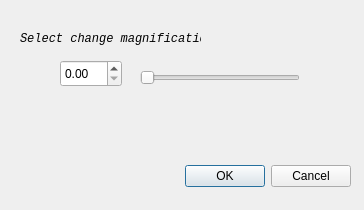
Above: main/dialog.ui from oi-chen/digital_image_processing before the change. Below: the same form after it.
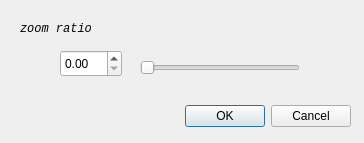
That is the form after the change.

Patch:
```diff
--- a/main/dialog.ui
+++ b/main/dialog.ui
@@ -7,7 +7,7 @@
     <x>0</x>
     <y>0</y>
     <width>364</width>
-    <height>210</height>
+    <height>143</height>
    </rect>
   </property>
   <property name="windowTitle">
@@ -17,7 +17,7 @@
    <property name="geometry">
     <rect>
      <x>10</x>
-     <y>160</y>
+     <y>100</y>
      <width>341</width>
      <height>32</height>
     </rect>
@@ -33,7 +33,7 @@
    <property name="geometry">
     <rect>
      <x>60</x>
-     <y>60</y>
+     <y>50</y>
      <width>62</width>
      <height>27</height>
     </rect>
@@ -43,7 +43,7 @@
    <property name="geometry">
     <rect>
      <x>140</x>
-     <y>70</y>
+     <y>60</y>
      <width>160</width>
      <height>16</height>
     </rect>
@@ -56,8 +56,8 @@
    <property name="geometry">
     <rect>
      <x>20</x>
-     <y>30</y>
-     <width>181</width>
+     <y>20</y>
+     <width>71</width>
      <height>18</height>
     </rect>
    </property>
@@ -68,7 +68,7 @@
     </font>
    </property>
    <property name="text">
-    <string>Select change magnification</string>
+    <string>zoom ratio</string>
    </property>
   </widget>
  </widget>
```
Left out of the diff: 4 changed lines with no effect on the pictures.
